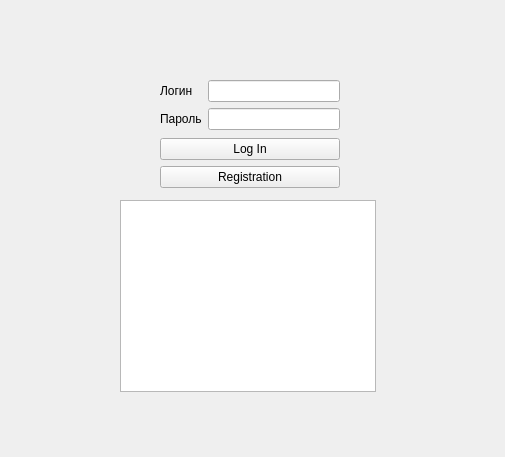
Helobaka/QtProject, file authentication.ui: the form before one commit.
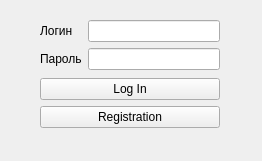
The form after the commit.

```diff
--- a/authentication.ui
+++ b/authentication.ui
@@ -6,28 +6,18 @@
    <rect>
     <x>0</x>
     <y>0</y>
-    <width>505</width>
-    <height>457</height>
+    <width>262</width>
+    <height>161</height>
    </rect>
   </property>
   <property name="windowTitle">
    <string>Form</string>
   </property>
-  <widget class="QTableView" name="tableView">
-   <property name="geometry">
-    <rect>
-     <x>120</x>
-     <y>200</y>
-     <width>256</width>
-     <height>192</height>
-    </rect>
-   </property>
-  </widget>
   <widget class="QWidget" name="layoutWidget">
    <property name="geometry">
     <rect>
-     <x>160</x>
-     <y>80</y>
+     <x>40</x>
+     <y>20</y>
      <width>180</width>
      <height>108</height>
     </rect>
```
Left out of the diff: 2 changed lines with no effect on the pictures.
